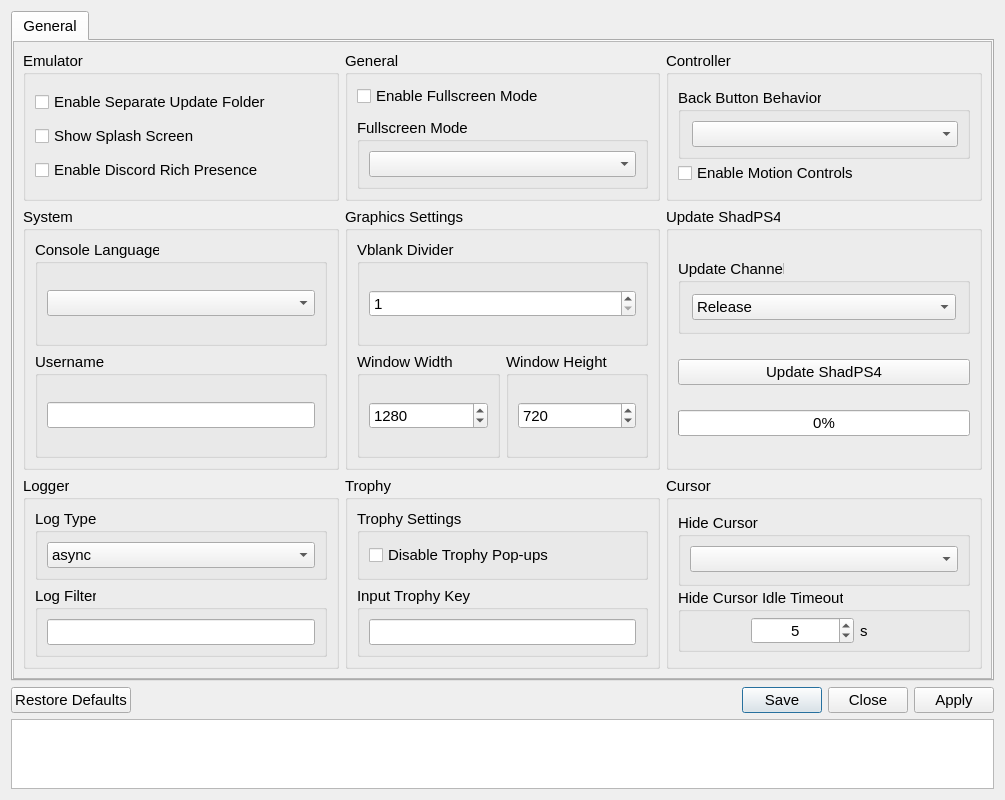
Old version of the form settings/ShadSettings.ui in the repository rainmakerv3/BB_Launcher.
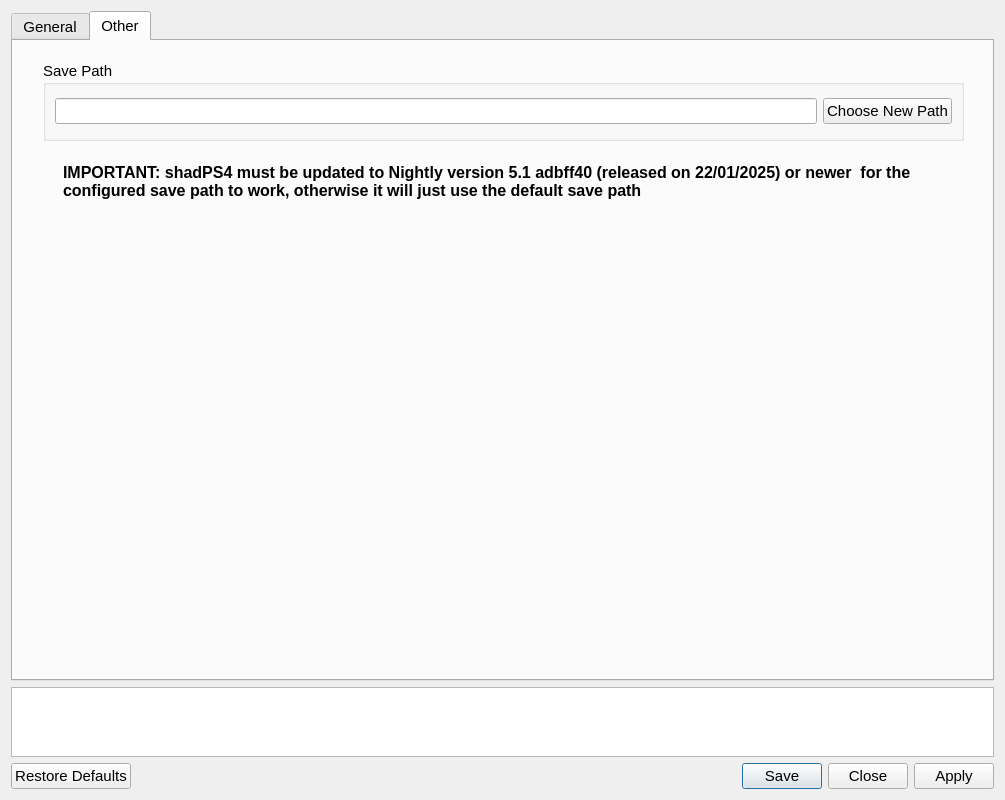
New version of the form. The open tabs and pages were chosen to show the change. Icons and pictures are not drawn.

Commit message: Add configurable save path

Patch:
```diff
--- a/settings/ShadSettings.ui
+++ b/settings/ShadSettings.ui
@@ -802,13 +802,64 @@
        </layout>
       </widget>
      </widget>
-    </widget>
-   </item>
-   <item>
-    <widget class="QDialogButtonBox" name="buttonBox">
-     <property name="standardButtons">
-      <set>QDialogButtonBox::StandardButton::Apply|QDialogButtonBox::StandardButton::Close|QDialogButtonBox::StandardButton::RestoreDefaults|QDialogButtonBox::StandardButton::Save</set>
-     </property>
+     <widget class="QWidget" name="tab">
+      <attribute name="title">
+       <string>Other</string>
+      </attribute>
+      <widget class="QWidget" name="horizontalLayoutWidget">
+       <property name="geometry">
+        <rect>
+         <x>30</x>
+         <y>20</y>
+         <width>921</width>
+         <height>80</height>
+        </rect>
+       </property>
+       <layout class="QHBoxLayout" name="horizontalLayout">
+        <item>
+         <widget class="QGroupBox" name="SavePathGB">
+          <property name="title">
+           <string>Save Path</string>
+          </property>
+          <layout class="QHBoxLayout" name="horizontalLayout_2">
+           <item>
+            <widget class="QLineEdit" name="SavePathLineEdit"/>
+           </item>
+           <item>
+            <widget class="QPushButton" name="SavePathButton">
+             <property name="text">
+              <string>Choose New Path</string>
+             </property>
+            </widget>
+           </item>
+          </layout>
+         </widget>
+        </item>
+       </layout>
+      </widget>
+      <widget class="QLabel" name="label">
+       <property name="geometry">
+        <rect>
+         <x>50</x>
+         <y>110</y>
+         <width>881</width>
+         <height>61</height>
+        </rect>
+       </property>
+       <property name="font">
+        <font>
+         <pointsize>12</pointsize>
+         <bold>true</bold>
+        </font>
+       </property>
+       <property name="text">
+        <string>IMPORTANT: shadPS4 must be updated to Nightly version 5.1 adbff40 (released on 22/01/2025) or newer  for the configured save path to work, otherwise it will just use the default save path</string>
+       </property>
+       <property name="wordWrap">
+        <bool>true</bool>
+       </property>
+      </widget>
+     </widget>
     </widget>
    </item>
    <item>
@@ -824,6 +875,13 @@
      </property>
     </widget>
    </item>
+   <item>
+    <widget class="QDialogButtonBox" name="buttonBox">
+     <property name="standardButtons">
+      <set>QDialogButtonBox::StandardButton::Apply|QDialogButtonBox::StandardButton::Close|QDialogButtonBox::StandardButton::RestoreDefaults|QDialogButtonBox::StandardButton::Save</set>
+     </property>
+    </widget>
+   </item>
   </layout>
  </widget>
  <resources/>
```
Left out of the diff: 2 changed lines with no effect on the pictures. The commit also changes 7 other files.
